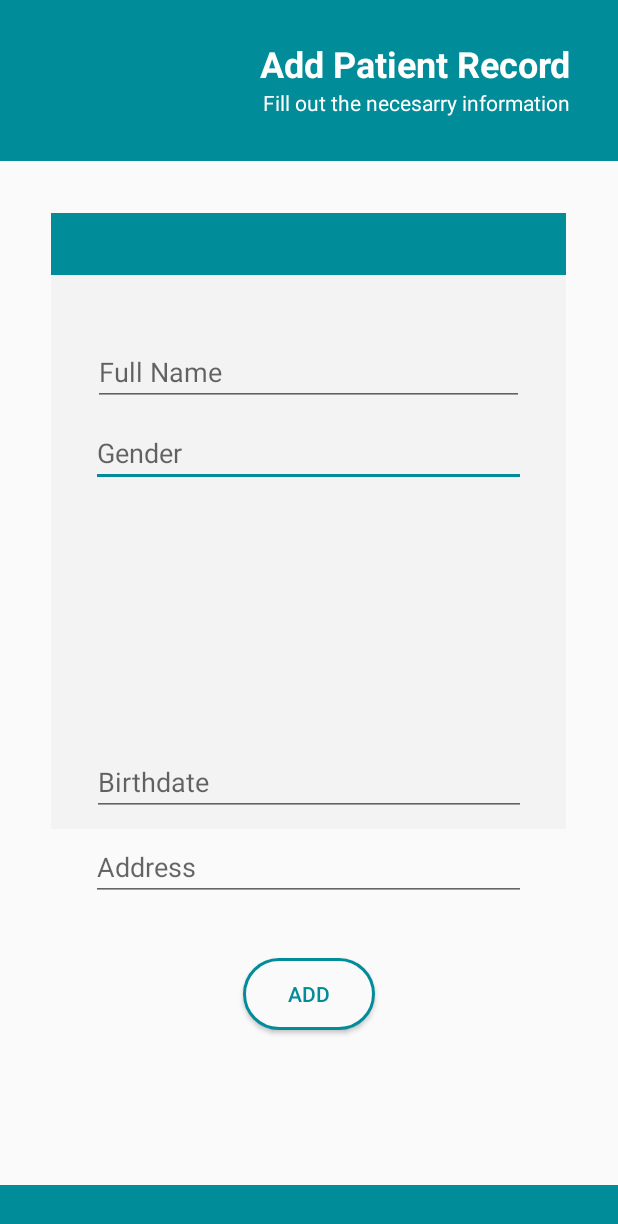
After one commit to kentmicht/Capstone-Project-Kag-Aid-, an Android app: the AddPatientRecord screen opened directly, with no data from a screen before it, on a phone screen of 412 x 824 dp. The commit adds this screen. Shown: the top 1224 px of the screen. Run offline under Robolectric (Android 15) with nearby library versions, the phone set to English and light mode, and no system bars.

Commit message:
Fused all projects already

```diff
--- /dev/null
+++ b/app/src/main/java/com/example/kagaid/kagaid/AddPatientRecord.java
@@ -0,0 +1,13 @@
+package com.example.kagaid.kagaid;
+
+import android.support.v7.app.AppCompatActivity;
+import android.os.Bundle;
+
+public class AddPatientRecord extends AppCompatActivity {
+
+    @Override
+    protected void onCreate(Bundle savedInstanceState) {
+        super.onCreate(savedInstanceState);
+        setContentView(R.layout.activity_add_patient_record);
+    }
+}
--- /dev/null
+++ b/app/src/main/res/drawable/ic_search_black_24dp.xml
@@ -0,0 +1,5 @@
+<vector android:height="24dp" android:tint="#636363"
+    android:viewportHeight="24.0" android:viewportWidth="24.0"
+    android:width="24dp" xmlns:android="http://schemas.android.com/apk/res/android">
+    <path android:fillColor="#FF000000" android:pathData="M15.5,14h-0.79l-0.28,-0.27C15.41,12.59 16,11.11 16,9.5 16,5.91 13.09,3 9.5,3S3,5.91 3,9.5 5.91,16 9.5,16c1.61,0 3.09,-0.59 4.23,-1.57l0.27,0.28v0.79l5,4.99L20.49,19l-4.99,-5zM9.5,14C7.01,14 5,11.99 5,9.5S7.01,5 9.5,5 14,7.01 14,9.5 11.99,14 9.5,14z"/>
+</vector>
--- /dev/null
+++ b/app/src/main/res/layout/activity_add_patient_record.xml
@@ -0,0 +1,133 @@
+<?xml version="1.0" encoding="utf-8"?>
+<RelativeLayout
+    xmlns:android="http://schemas.android.com/apk/res/android"
+    xmlns:app="http://schemas.android.com/apk/res-auto"
+    xmlns:tools="http://schemas.android.com/tools"
+    android:layout_width="match_parent"
+    android:layout_height="match_parent">
+
+    <ImageView
+        android:id="@+id/imageView9"
+        android:layout_width="match_parent"
+        android:layout_height="107dp"
+        android:layout_alignParentStart="true"
+        android:layout_alignParentTop="true"
+        app:layout_constraintLeft_toLeftOf="parent"
+        app:layout_constraintStart_toStartOf="parent"
+        app:layout_constraintTop_toTopOf="parent"
+        app:srcCompat="@color/textHomepage" />
+
+    <ImageView
+        android:id="@+id/imageView6"
+        android:layout_width="343dp"
+        android:layout_height="41dp"
+        android:layout_alignParentTop="true"
+        android:layout_centerHorizontal="true"
+        android:layout_marginTop="142dp"
+        app:srcCompat="@color/textHomepage"
+        tools:layout_editor_absoluteX="0dp"
+        tools:layout_editor_absoluteY="626dp" />
+
+    <ImageView
+        android:id="@+id/imageView4"
+        android:layout_width="343dp"
+        android:layout_height="369dp"
+        android:layout_below="@+id/imageView6"
+        android:layout_centerHorizontal="true"
+        app:srcCompat="@color/backgroundAddPatient"
+        tools:layout_editor_absoluteX="0dp"
+        tools:layout_editor_absoluteY="626dp" />
+
+    <ImageView
+        android:id="@+id/imageView5"
+        android:layout_width="match_parent"
+        android:layout_height="34dp"
+        android:layout_alignParentBottom="true"
+        android:layout_alignParentLeft="true"
+        android:layout_alignParentStart="true"
+        app:srcCompat="@color/textHomepage"
+        tools:layout_editor_absoluteX="0dp"
+        tools:layout_editor_absoluteY="626dp" />
+
+    <EditText
+        android:id="@+id/editText3"
+        android:layout_width="290dp"
+        android:layout_height="wrap_content"
+        android:layout_alignParentTop="true"
+        android:layout_centerHorizontal="true"
+        android:layout_marginTop="279dp"
+        android:ems="10"
+        android:hint="Gender"
+        android:inputType="textPersonName" />
+
+    <EditText
+        android:id="@+id/editText7"
+        android:layout_width="290dp"
+        android:layout_height="wrap_content"
+        android:layout_alignParentBottom="true"
+        android:layout_centerHorizontal="true"
+        android:layout_marginBottom="223dp"
+        android:ems="10"
+        android:hint="Address"
+        android:inputType="textPersonName" />
+
+    <EditText
+        android:id="@+id/editText4"
+        android:layout_width="287dp"
+        android:layout_height="wrap_content"
+        android:layout_alignParentTop="true"
+        android:layout_centerHorizontal="true"
+        android:layout_marginTop="225dp"
+        android:ems="10"
+        android:hint="Full Name"
+        android:inputType="textPersonName" />
+
+    <EditText
+        android:id="@+id/editText5"
+        android:layout_width="289dp"
+        android:layout_height="wrap_content"
+        android:layout_alignParentBottom="true"
+        android:layout_centerHorizontal="true"
+        android:layout_marginBottom="280dp"
+        android:ems="10"
+        android:hint="Birthdate"
+        android:inputType="date" />
+
+    <Button
+        android:id="@+id/button"
+        android:background="@drawable/loginshape"
+        android:textColor="@color/textHomepage"
+        android:layout_width="wrap_content"
+        android:layout_height="wrap_content"
+        android:layout_alignParentBottom="true"
+        android:layout_centerHorizontal="true"
+        android:layout_marginBottom="137dp"
+        android:text="Add" />
+
+    <TextView
+        android:id="@+id/textView3"
+        android:layout_width="wrap_content"
+        android:layout_height="wrap_content"
+        android:layout_alignParentEnd="true"
+        android:layout_alignParentTop="true"
+        android:layout_marginEnd="31dp"
+        android:layout_marginTop="26dp"
+        android:text="Add Patient Record"
+        android:textColor="@color/textHomepage1"
+        android:textSize="24sp"
+        android:textStyle="bold"
+        app:layout_constraintEnd_toEndOf="parent"
+        app:layout_constraintTop_toTopOf="parent" />
+
+    <TextView
+        android:id="@+id/textView4"
+        android:layout_width="wrap_content"
+        android:layout_height="wrap_content"
+        android:layout_alignEnd="@+id/textView3"
+        android:layout_below="@+id/textView3"
+        android:text="Fill out the necesarry information"
+        android:textColor="@color/textHomepage1"
+        tools:layout_editor_absoluteX="166dp"
+        tools:layout_editor_absoluteY="61dp" />
+
+</RelativeLayout>
--- a/app/src/main/res/layout/activity_log_in.xml
+++ b/app/src/main/res/layout/activity_log_in.xml
@@ -32,8 +32,8 @@
         android:layout_centerHorizontal="true"
         android:layout_marginBottom="59dp"
         android:background="@drawable/loginshape"
+        android:textColor="@color/textHomepage"
         android:text="Log In"
-        android:textColor="@color/textHomepage"
         android:onClick = "goToHomepage"
         app:layout_constraintBottom_toBottomOf="parent"
         app:layout_constraintEnd_toEndOf="parent"
--- a/app/src/main/res/values/colors.xml
+++ b/app/src/main/res/values/colors.xml
@@ -5,4 +5,5 @@
     <color name="colorAccent">#008C98</color>
     <color name="textHomepage">#008C98</color>
     <color name="textHomepage1">#ffff</color>
+    <color name="backgroundAddPatient">#f3f3f3</color>
 </resources>
```
Also changed, not shown: app/src/main/AndroidManifest.xml (+6 -5 lines), app/src/main/java/com/example/kagaid/kagaid/Homepage.java (+10 -0 lines), app/src/main/java/com/example/kagaid/kagaid/PatientRecords.java (added, +41 -0 lines), app/src/main/java/com/example/kagaid/kagaid/SkinIllness.java (added, +26 -0 lines), app/src/main/java/com/example/kagaid/kagaid/SkinIllnessPage.java (added, +13 -0 lines), app/src/main/res/layout/activity_homepage.xml (+6 -2 lines), app/src/main/res/layout/activity_patient_records.xml (added, +106 -0 lines), app/src/main/res/layout/activity_skin_illness.xml (added, +99 -0 lines), app/src/main/res/layout/activity_skin_illness_page.xml (added, +130 -0 lines), app/src/main/res/values/strings.xml (+21 -0 lines).
